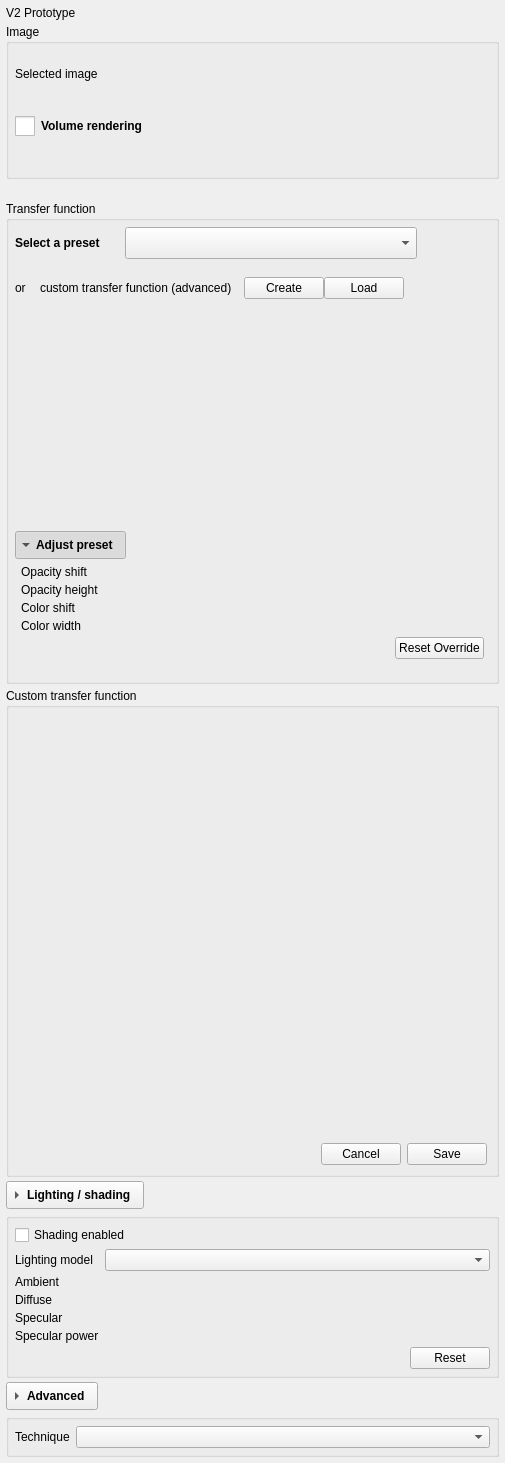
MITK/MITK, file Plugins/org.mitk.gui.qt.volumevisualization_v2/src/internal/QmitkVolumeVisualizationV2View.ui: the form before one commit.
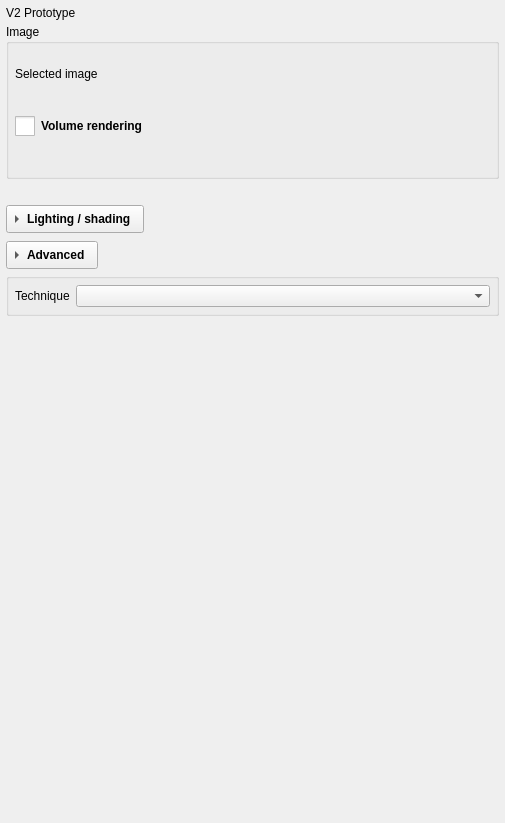
The form after the commit. Custom widgets are drawn as their Qt base class.

Commit message: Move volume visualization logic and UI to modules

What changed in the file:
```diff
--- a/Plugins/org.mitk.gui.qt.volumevisualization_v2/src/internal/QmitkVolumeVisualizationV2View.ui
+++ b/Plugins/org.mitk.gui.qt.volumevisualization_v2/src/internal/QmitkVolumeVisualizationV2View.ui
@@ -189,430 +189,7 @@
     </widget>
    </item>
    <item>
-    <widget class="QGroupBox" name="transferFunctionGroupBox">
-     <property name="sizePolicy">
-      <sizepolicy hsizetype="Preferred" vsizetype="Fixed">
-       <horstretch>0</horstretch>
-       <verstretch>0</verstretch>
-      </sizepolicy>
-     </property>
-     <property name="title">
-      <string>Transfer function</string>
-     </property>
-     <layout class="QVBoxLayout" name="transferFunctionLayout">
-      <property name="spacing">
-       <number>0</number>
-      </property>
-      <property name="leftMargin">
-       <number>6</number>
-      </property>
-      <property name="topMargin">
-       <number>6</number>
-      </property>
-      <property name="rightMargin">
-       <number>6</number>
-      </property>
-      <property name="bottomMargin">
-       <number>16</number>
-      </property>
-      <item>
-       <layout class="QHBoxLayout" name="presetRowLayout" stretch="0,4,1">
-        <item>
-         <widget class="QLabel" name="presetLabel">
-          <property name="sizePolicy">
-           <sizepolicy hsizetype="Maximum" vsizetype="Preferred">
-            <horstretch>0</horstretch>
-            <verstretch>0</verstretch>
-           </sizepolicy>
-          </property>
-          <property name="font">
-           <font>
-            <bold>true</bold>
-           </font>
-          </property>
-          <property name="sizePolicy">
-           <sizepolicy hsizetype="Fixed" vsizetype="Preferred">
-            <horstretch>0</horstretch>
-            <verstretch>0</verstretch>
-           </sizepolicy>
-          </property>
-          <property name="minimumSize">
-           <size>
-            <width>110</width>
-            <height>0</height>
-           </size>
-          </property>
-          <property name="text">
-           <string>Select a preset</string>
-          </property>
-         </widget>
-        </item>
-        <item>
-         <widget class="QComboBox" name="presetComboBox">
-          <property name="sizePolicy">
-           <sizepolicy hsizetype="Expanding" vsizetype="Fixed">
-            <horstretch>1</horstretch>
-            <verstretch>0</verstretch>
-           </sizepolicy>
-          </property>
-          <property name="minimumSize">
-           <size>
-            <width>0</width>
-            <height>32</height>
-           </size>
-          </property>
-          <property name="placeholderText">
-           <string>Choose a preset...</string>
-          </property>
-         </widget>
-        </item>
-        <item>
-         <spacer name="presetRowSpacer">
-          <property name="orientation">
-           <enum>Qt::Orientation::Horizontal</enum>
-          </property>
-          <property name="sizeHint" stdset="0">
-           <size>
-            <width>40</width>
-            <height>20</height>
-           </size>
-          </property>
-         </spacer>
-        </item>
-       </layout>
-      </item>
-      <item>
-       <spacer name="presetOrSpacerAbove">
-        <property name="orientation">
-         <enum>Qt::Orientation::Vertical</enum>
-        </property>
-        <property name="sizeType">
-         <enum>QSizePolicy::Policy::Fixed</enum>
-        </property>
-        <property name="sizeHint" stdset="0">
-         <size>
-          <width>20</width>
-          <height>18</height>
-         </size>
-        </property>
-       </spacer>
-      </item>
-      <item>
-       <layout class="QHBoxLayout" name="horizontalLayout">
-        <item>
-         <widget class="QLabel" name="presetOrLabel">
-          <property name="text">
-           <string>or</string>
-          </property>
-         </widget>
-        </item>
-        <item>
-         <spacer name="presetOrSpacer">
-          <property name="orientation">
-           <enum>Qt::Orientation::Horizontal</enum>
-          </property>
-          <property name="sizeType">
-           <enum>QSizePolicy::Policy::Fixed</enum>
-          </property>
-          <property name="sizeHint" stdset="0">
-           <size>
-            <width>14</width>
-            <height>20</height>
-           </size>
-          </property>
-         </spacer>
-        </item>
-        <item>
-         <widget class="QLabel" name="tfAdvancedLabel">
-          <property name="text">
-           <string>custom transfer function (advanced)</string>
-          </property>
-         </widget>
-        </item>
-        <item>
-         <spacer name="horizontalSpacer">
-          <property name="orientation">
-           <enum>Qt::Orientation::Horizontal</enum>
-          </property>
-          <property name="sizeType">
-           <enum>QSizePolicy::Policy::Fixed</enum>
-          </property>
-          <property name="sizeHint" stdset="0">
-           <size>
-            <width>12</width>
-            <height>20</height>
-           </size>
-          </property>
-         </spacer>
-        </item>
-        <item>
-         <widget class="QPushButton" name="createTfButton">
-          <property name="text">
-           <string>Create</string>
-          </property>
-         </widget>
-        </item>
-        <item>
-         <widget class="QPushButton" name="loadTfButton">
-          <property name="text">
-           <string>Load</string>
-          </property>
-         </widget>
-        </item>
-        <item>
-         <spacer name="tfButtonsTrailingSpacer">
-          <property name="orientation">
-           <enum>Qt::Orientation::Horizontal</enum>
-          </property>
-          <property name="sizeHint" stdset="0">
-           <size>
-            <width>40</width>
-            <height>20</height>
-           </size>
-          </property>
-         </spacer>
-        </item>
-       </layout>
-      </item>
-      <item>
-       <spacer name="canvasSpacerAbove">
-        <property name="orientation">
-         <enum>Qt::Orientation::Vertical</enum>
-        </property>
-        <property name="sizeType">
-         <enum>QSizePolicy::Policy::Fixed</enum>
-        </property>
-        <property name="sizeHint" stdset="0">
-         <size>
-          <width>20</width>
-          <height>18</height>
-         </size>
-        </property>
-       </spacer>
-      </item>
-      <item>
-       <widget class="QmitkCombinedTransferFunctionCanvas" name="combinedTfCanvas" native="true">
-        <property name="minimumSize">
-         <size>
-          <width>0</width>
-          <height>200</height>
-         </size>
-        </property>
-        <property name="maximumSize">
-         <size>
-          <width>16777215</width>
-          <height>200</height>
-         </size>
-        </property>
-       </widget>
-      </item>
-      <item>
-       <spacer name="canvasSpacerBelow">
-        <property name="orientation">
-         <enum>Qt::Orientation::Vertical</enum>
-        </property>
-        <property name="sizeType">
-         <enum>QSizePolicy::Policy::Fixed</enum>
-        </property>
-        <property name="sizeHint" stdset="0">
-         <size>
-          <width>20</width>
-          <height>14</height>
-         </size>
-        </property>
-       </spacer>
-      </item>
-      <item alignment="Qt::AlignLeft">
-       <widget class="QToolButton" name="adjustPresetExpandButton">
-        <property name="sizePolicy">
-         <sizepolicy hsizetype="Expanding" vsizetype="Fixed">
-          <horstretch>0</horstretch>
-          <verstretch>0</verstretch>
-         </sizepolicy>
-        </property>
-        <property name="minimumSize">
-         <size>
-          <width>0</width>
-          <height>28</height>
-         </size>
-        </property>
-        <property name="font">
-         <font>
-          <bold>true</bold>
-         </font>
-        </property>
-        <property name="text">
-         <string>Adjust preset</string>
-        </property>
-        <property name="iconSize">
-         <size>
-          <width>16</width>
-          <height>16</height>
-         </size>
-        </property>
-        <property name="checkable">
-         <bool>true</bool>
-        </property>
-        <property name="checked">
-         <bool>true</bool>
-        </property>
-        <property name="toolButtonStyle">
-         <enum>Qt::ToolButtonStyle::ToolButtonTextBesideIcon</enum>
-        </property>
-        <property name="arrowType">
-         <enum>Qt::ArrowType::DownArrow</enum>
-        </property>
-       </widget>
-      </item>
-      <item>
-       <widget class="QWidget" name="adjustPresetPanel" native="true">
-        <property name="sizePolicy">
-         <sizepolicy hsizetype="Preferred" vsizetype="Fixed">
-          <horstretch>0</horstretch>
-          <verstretch>0</verstretch>
-         </sizepolicy>
-        </property>
-        <layout class="QGridLayout" name="adjustPresetLayout" columnstretch="0,100">
-         <property name="leftMargin">
-          <number>6</number>
-         </property>
-         <property name="topMargin">
-          <number>6</number>
-         </property>
-         <property name="rightMargin">
-          <number>6</number>
-         </property>
-         <property name="bottomMargin">
-          <number>6</number>
-         </property>
-         <property name="verticalSpacing">
-          <number>4</number>
-         </property>
-         <item row="0" column="0">
-          <widget class="QLabel" name="opacityShiftLabel">
-           <property name="text">
-            <string>Opacity shift</string>
-           </property>
-          </widget>
-         </item>
-         <item row="0" column="1">
-          <widget class="ctkDoubleSlider" name="opacityShiftSlider" native="true"/>
-         </item>
-         <item row="1" column="0">
-          <widget class="QLabel" name="opacityHeightLabel">
-           <property name="text">
-            <string>Opacity height</string>
-           </property>
-          </widget>
-         </item>
-         <item row="1" column="1">
-          <widget class="ctkDoubleSlider" name="opacityHeightSlider" native="true"/>
-         </item>
-         <item row="2" column="0">
-          <widget class="QLabel" name="colorShiftLabel">
-           <property name="text">
-            <string>Color shift</string>
-           </property>
-          </widget>
-         </item>
-         <item row="2" column="1">
-          <widget class="ctkDoubleSlider" name="colorShiftSlider" native="true"/>
-         </item>
-         <item row="3" column="0">
-          <widget class="QLabel" name="colorWidthLabel">
-           <property name="text">
-            <string>Color width</string>
-           </property>
-          </widget>
-         </item>
-         <item row="3" column="1">
-          <widget class="ctkDoubleSlider" name="colorWidthSlider" native="true"/>
-         </item>
-         <item row="4" column="1">
-          <layout class="QHBoxLayout" name="horizontalLayout_2">
-           <item>
-            <spacer name="horizontalSpacer_2">
-             <property name="orientation">
-              <enum>Qt::Orientation::Horizontal</enum>
-             </property>
-             <property name="sizeHint" stdset="0">
-              <size>
-               <width>40</width>
-               <height>20</height>
-              </size>
-             </property>
-            </spacer>
-           </item>
-           <item>
-            <widget class="QPushButton" name="resetTfButton">
-             <property name="text">
-              <string>Reset Override</string>
-             </property>
-            </widget>
-           </item>
-          </layout>
-         </item>
-        </layout>
-       </widget>
-      </item>
-     </layout>
-    </widget>
-   </item>
-   <item>
-    <widget class="QGroupBox" name="advancedTfPanel">
-     <property name="title">
-      <string>Custom transfer function</string>
-     </property>
-     <layout class="QVBoxLayout" name="advancedTfLayout">
-      <item>
-       <widget class="QmitkTransferFunctionWidget" name="tfControlPanelsWidget" native="true">
-        <property name="minimumSize">
-         <size>
-          <width>0</width>
-          <height>420</height>
-         </size>
-        </property>
-        <property name="maximumSize">
-         <size>
-          <width>16777215</width>
-          <height>700</height>
-         </size>
-        </property>
-       </widget>
-      </item>
-      <item>
-       <layout class="QHBoxLayout" name="horizontalLayout_7">
-        <item>
-         <spacer name="horizontalSpacer_4">
-          <property name="orientation">
-           <enum>Qt::Orientation::Horizontal</enum>
-          </property>
-          <property name="sizeHint" stdset="0">
-           <size>
-            <width>40</width>
-            <height>20</height>
-           </size>
-          </property>
-         </spacer>
-        </item>
-        <item>
-         <widget class="QPushButton" name="cancelTfCreationButton">
-          <property name="text">
-           <string>Cancel</string>
-          </property>
-         </widget>
-        </item>
-        <item>
-         <widget class="QPushButton" name="saveUserTfButton">
-          <property name="text">
-           <string>Save</string>
-          </property>
-         </widget>
-        </item>
-       </layout>
-      </item>
-     </layout>
-    </widget>
+    <widget class="QmitkVolumeTransferFunctionEditor" name="transferFunctionEditor" native="true"/>
    </item>
    <item alignment="Qt::AlignLeft">
     <widget class="QToolButton" name="lightingExpandButton">
@@ -654,119 +231,7 @@
     </widget>
    </item>
    <item>
-    <widget class="QGroupBox" name="lightingPanel">
-     <property name="sizePolicy">
-      <sizepolicy hsizetype="Preferred" vsizetype="Fixed">
-       <horstretch>0</horstretch>
-       <verstretch>0</verstretch>
-      </sizepolicy>
-     </property>
-     <property name="title">
-      <string/>
-     </property>
-     <layout class="QGridLayout" name="shadingLayout" columnstretch="0,100">
-      <property name="leftMargin">
-       <number>6</number>
-      </property>
-      <property name="topMargin">
-       <number>6</number>
-      </property>
-      <property name="rightMargin">
-       <number>6</number>
-      </property>
-      <property name="bottomMargin">
-       <number>6</number>
-      </property>
-      <property name="verticalSpacing">
-       <number>4</number>
-      </property>
-      <item row="0" column="0" colspan="2">
-       <widget class="QCheckBox" name="shadeCheckBox">
-        <property name="text">
-         <string>Shading enabled</string>
-        </property>
-       </widget>
-      </item>
-      <item row="1" column="0">
-       <widget class="QLabel" name="cinematicLabel">
-        <property name="text">
-         <string>Lighting model</string>
-        </property>
-       </widget>
-      </item>
-      <item row="1" column="1">
-       <widget class="QComboBox" name="cinematicModeComboBox">
-        <property name="toolTip">
-         <string>Headlight: one light at the camera. Nothing casts a visible shadow, since the light reaches everything you can see, but it is the only rig for which the renderer tints ambient light by the tissue's own colour, so the ambient slider fills rather than veils. Key light: an off-axis key with a dimmer opposing fill, tracing short shadow rays through the volume so that contacts and recesses darken; surface shading and its highlight stay on top of that. The rays are kept short on purpose - long ones let one structure cast onto another, which describes the lighting rather than the anatomy. Ambient is held at zero here because with more than one light the renderer adds it as a flat grey; the fill light does that job instead. It costs more per frame in a still image, is switched off while you drag, and relights any surface in the same window.</string>
-        </property>
-       </widget>
-      </item>
-      <item row="2" column="0">
-       <widget class="QLabel" name="ambientLabel">
-        <property name="text">
-         <string>Ambient</string>
-        </property>
-       </widget>
-      </item>
-      <item row="2" column="1">
-       <widget class="ctkSliderWidget" name="ambientSlider" native="true"/>
-      </item>
-      <item row="3" column="0">
-       <widget class="QLabel" name="diffuseLabel">
-        <property name="text">
-         <string>Diffuse</string>
-        </property>
-       </widget>
-      </item>
-      <item row="3" column="1">
-       <widget class="ctkSliderWidget" name="diffuseSlider" native="true"/>
-      </item>
-      <item row="4" column="0">
-       <widget class="QLabel" name="specularLabel">
-        <property name="text">
-         <string>Specular</string>
-        </property>
-       </widget>
-      </item>
-      <item row="4" column="1">
-       <widget class="ctkSliderWidget" name="specularSlider" native="true"/>
-      </item>
-      <item row="5" column="0">
-       <widget class="QLabel" name="specularPowerLabel">
-        <property name="text">
-         <string>Specular power</string>
-        </property>
-       </widget>
-      </item>
-      <item row="5" column="1">
-       <widget class="ctkSliderWidget" name="specularPowerSlider" native="true"/>
-      </item>
-      <item row="6" column="1">
-       <layout class="QHBoxLayout" name="horizontalLayout_3">
-        <item>
-         <spacer name="horizontalSpacer_3">
-          <property name="orientation">
-           <enum>Qt::Orientation::Horizontal</enum>
-          </property>
-          <property name="sizeHint" stdset="0">
-           <size>
-            <width>40</width>
-            <height>20</height>
-           </size>
-          </property>
-         </spacer>
-        </item>
-        <item>
-         <widget class="QPushButton" name="resetLightingButton">
-          <property name="text">
-           <string>Reset</string>
-          </property>
-         </widget>
-        </item>
-       </layout>
-      </item>
-     </layout>
-    </widget>
+    <widget class="QmitkVolumeLightingWidget" name="lightingWidget" native="true"/>
    </item>
    <item alignment="Qt::AlignLeft">
     <widget class="QToolButton" name="advancedExpandButton">
@@ -874,27 +339,15 @@
    <container>1</container>
   </customwidget>
   <customwidget>
-   <class>QmitkTransferFunctionWidget</class>
+   <class>QmitkVolumeLightingWidget</class>
    <extends>QWidget</extends>
-   <header location="global">QmitkTransferFunctionWidget.h</header>
+   <header location="global">QmitkVolumeLightingWidget.h</header>
    <container>1</container>
   </customwidget>
   <customwidget>
-   <class>ctkDoubleSlider</class>
+   <class>QmitkVolumeTransferFunctionEditor</class>
    <extends>QWidget</extends>
-   <header location="global">ctkDoubleSlider.h</header>
-   <container>1</container>
-  </customwidget>
-  <customwidget>
-   <class>QmitkCombinedTransferFunctionCanvas</class>
-   <extends>QWidget</extends>
-   <header location="global">QmitkCombinedTransferFunctionCanvas.h</header>
-   <container>1</container>
-  </customwidget>
-  <customwidget>
-   <class>ctkSliderWidget</class>
-   <extends>QWidget</extends>
-   <header location="global">ctkSliderWidget.h</header>
+   <header location="global">QmitkVolumeTransferFunctionEditor.h</header>
    <container>1</container>
   </customwidget>
  </customwidgets>
```
The commit also changes 23 other files.
